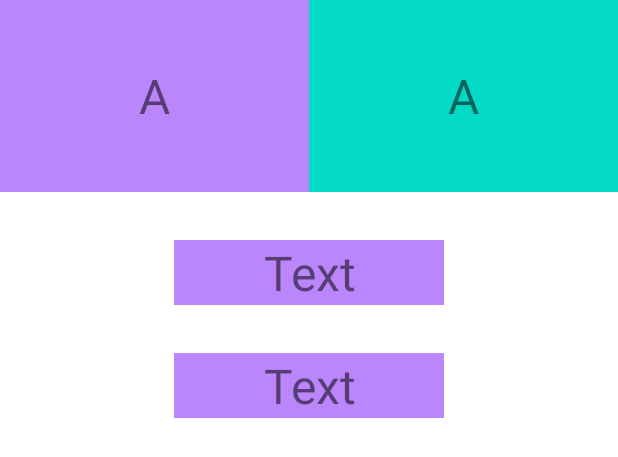
After one commit to ggsant/android_projects, an Android app: the layout linear_layout_exercise.xml on its own in the app's theme, with its tools: preview values and no code run, on a phone screen of 412 x 824 dp. The commit adds this screen. Shown: the top 457 px of the screen. Run offline under Robolectric (Android 15) with nearby library versions, the phone set to English and light mode, and no system bars.

Commit message:
add the code made in class and an exercise related to LinearLayout.

```diff
--- /dev/null
+++ b/android_course_exercises/app/src/main/res/layout/linear_layout_exercise.xml
@@ -0,0 +1,50 @@
+<?xml version="1.0" encoding="utf-8"?>
+<LinearLayout xmlns:android="http://schemas.android.com/apk/res/android"
+    android:layout_width="match_parent"
+    android:layout_height="match_parent"
+    android:orientation="vertical">
+
+    <LinearLayout
+        android:layout_width="match_parent"
+        android:layout_height="wrap_content">
+
+        <TextView
+            android:layout_width="0dp"
+            android:layout_weight="1"
+            android:layout_height="128dp"
+            android:gravity="center"
+            android:background="@color/purple_200"
+            android:text="@string/a"
+            android:textSize="32sp"/>
+
+        <TextView
+            android:layout_width="0dp"
+            android:layout_weight="1"
+            android:layout_height="128dp"
+            android:gravity="center"
+            android:background="@color/teal_200"
+            android:text="@string/a"
+            android:textSize="32sp"/>
+    </LinearLayout>
+
+    <TextView
+        android:layout_width="180dp"
+        android:layout_height="wrap_content"
+        android:gravity="center"
+        android:layout_gravity="center"
+        android:layout_marginTop="32dp"
+        android:background="@color/purple_200"
+        android:text="@string/text"
+        android:textSize="32sp"/>
+
+    <TextView
+        android:layout_width="180dp"
+        android:layout_height="wrap_content"
+        android:gravity="center"
+        android:layout_gravity="center"
+        android:layout_marginTop="32dp"
+        android:background="@color/purple_200"
+        android:text="@string/text"
+        android:textSize="32sp"/>
+
+</LinearLayout>
--- a/android_course_exercises/app/src/main/res/values/strings.xml
+++ b/android_course_exercises/app/src/main/res/values/strings.xml
@@ -1,3 +1,8 @@
 <resources>
     <string name="app_name">exercises</string>
+    <string name="a">A</string>
+    <string name="text">Text</string>
+    <string name="botao">botao</string>
+    <string name="nome">nome</string>
+    <string name="um_android">um android</string>
 </resources>
```
Also changed, not shown: android_course_exercises/app/src/main/res/layout/activity_main.xml (+0 -87 lines), android_course_exercises/app/src/main/res/layout/class01.xml (added, +100 -0 lines).
